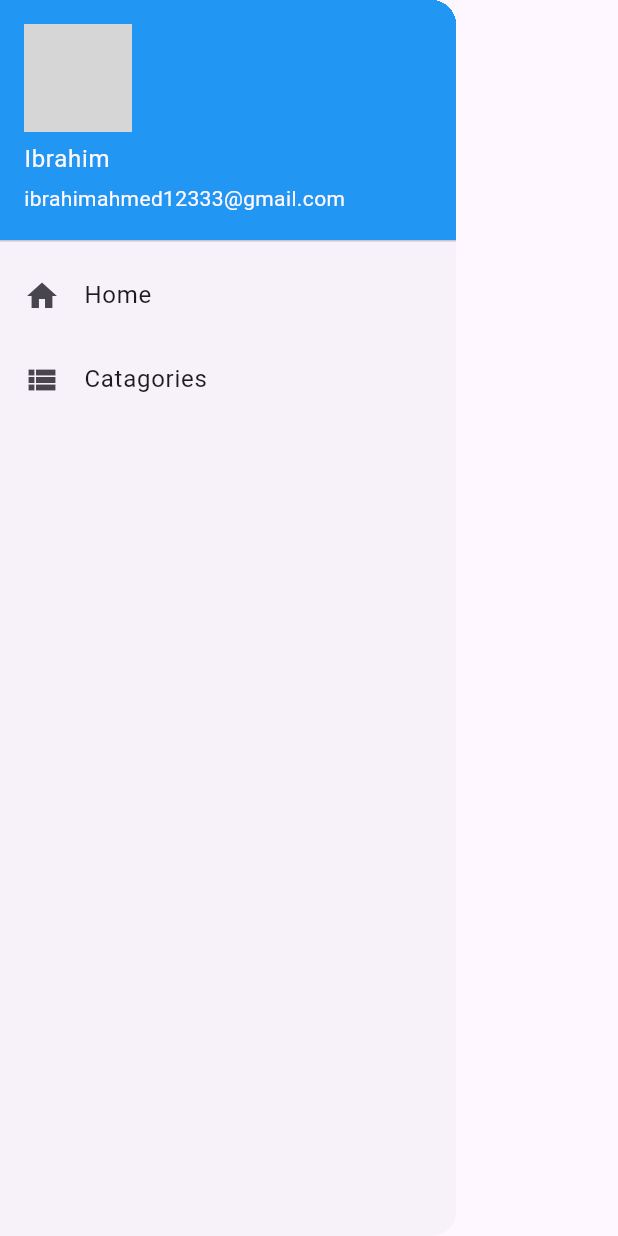
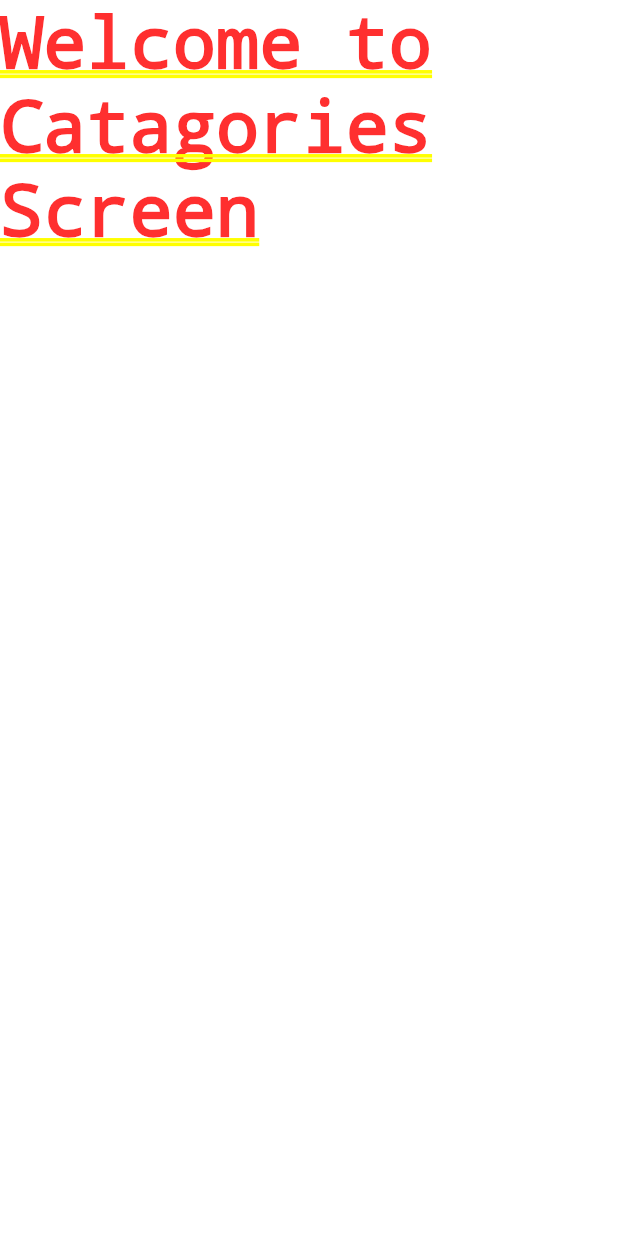
Before and after one commit to IbrahimAhmed413/sqflite, a Flutter app: the DrawarNavigation widget shown alone on an empty page, opened directly, after a tap on "Catagories", on a phone screen of 412 x 824 dp. Run offline on Flutter 3.47's test engine with Material 3 defaults, Android fonts, the phone set to English and light mode, and no system bars; grey boxes are pictures that could not be loaded.

Commit message:
Navigated to catagory Screen

```diff
--- /dev/null
+++ b/lib/catagoriesScreen.dart
@@ -0,0 +1,15 @@
+import 'package:flutter/material.dart';
+
+class CatagoriesScreen extends StatefulWidget {
+  const CatagoriesScreen({super.key});
+
+  @override
+  State<CatagoriesScreen> createState() => _CatagoriesScreenState();
+}
+
+class _CatagoriesScreenState extends State<CatagoriesScreen> {
+  @override
+  Widget build(BuildContext context) {
+    return Text("Welcome to Catagories Screen");
+  }
+}
--- a/lib/helpers/drawar_navigation.dart
+++ b/lib/helpers/drawar_navigation.dart
@@ -1,5 +1,7 @@
 import 'package:flutter/material.dart';
 import 'package:sqflite/home_screen.dart';
+
+import '../catagoriesScreen.dart';
 
 class DrawarNavigation extends StatefulWidget {
   @override
@@ -33,7 +35,11 @@ class _DrawarNavigationState extends State<DrawarNavigation> {
             ListTile(
               leading: Icon(Icons.view_list),
               title: Text("Catagories"),
-              onTap: () {},
+              onTap: () {
+                Navigator.of(context).push(MaterialPageRoute(
+                  builder: (context) => CatagoriesScreen(),
+                ));
+              },
             )
           ],
         ),
```
